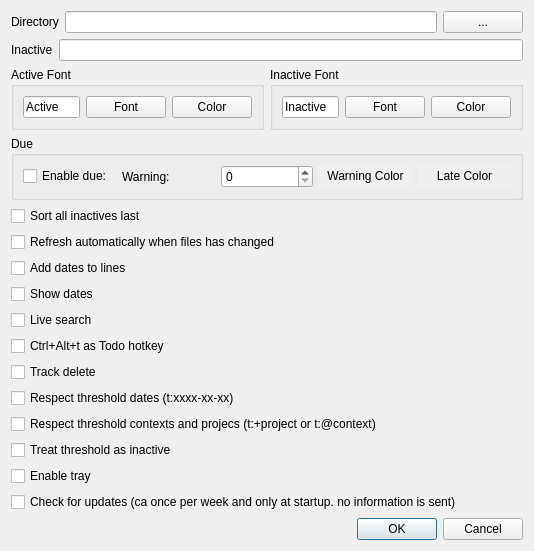
Old version of the form settingsdialog.ui in the repository SverrirValgeirsson/Todour.
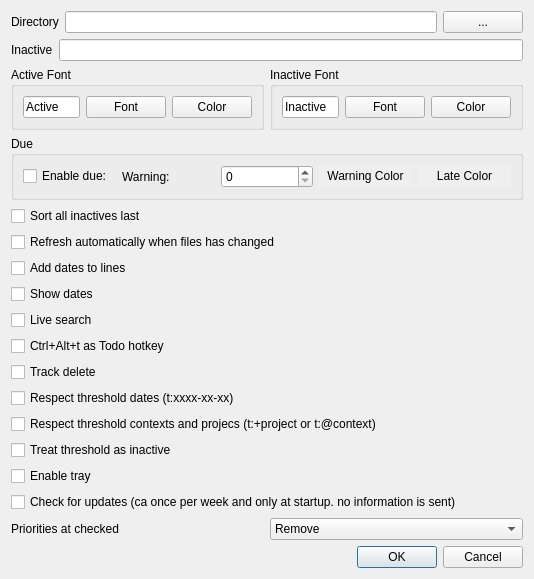
New version of the form.

Diff of the .ui file:
```diff
--- a/settingsdialog.ui
+++ b/settingsdialog.ui
@@ -7,7 +7,7 @@
     <x>0</x>
     <y>0</y>
     <width>534</width>
-    <height>499</height>
+    <height>573</height>
    </rect>
   </property>
   <property name="windowTitle">
@@ -275,6 +275,39 @@
      </property>
     </widget>
    </item>
+   <item>
+    <layout class="QHBoxLayout" name="horizontalLayout_8">
+     <item>
+      <widget class="QLabel" name="label_4">
+       <property name="text">
+        <string>Priorities at checked</string>
+       </property>
+      </widget>
+     </item>
+     <item>
+      <widget class="QComboBox" name="comb_priorities">
+       <property name="currentText">
+        <string>Remove</string>
+       </property>
+       <item>
+        <property name="text">
+         <string>Remove</string>
+        </property>
+       </item>
+       <item>
+        <property name="text">
+         <string>Keep (move to after date) </string>
+        </property>
+       </item>
+       <item>
+        <property name="text">
+         <string>Add pri: tag</string>
+        </property>
+       </item>
+      </widget>
+     </item>
+    </layout>
+   </item>
    <item>
     <widget class="QDialogButtonBox" name="buttonBox">
      <property name="orientation">
```
